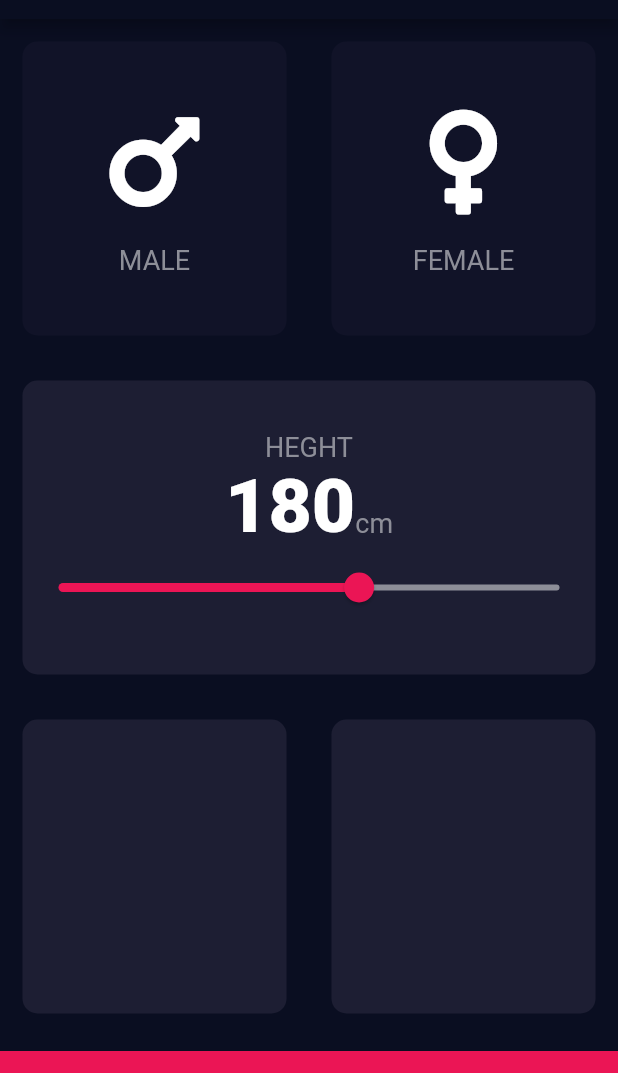
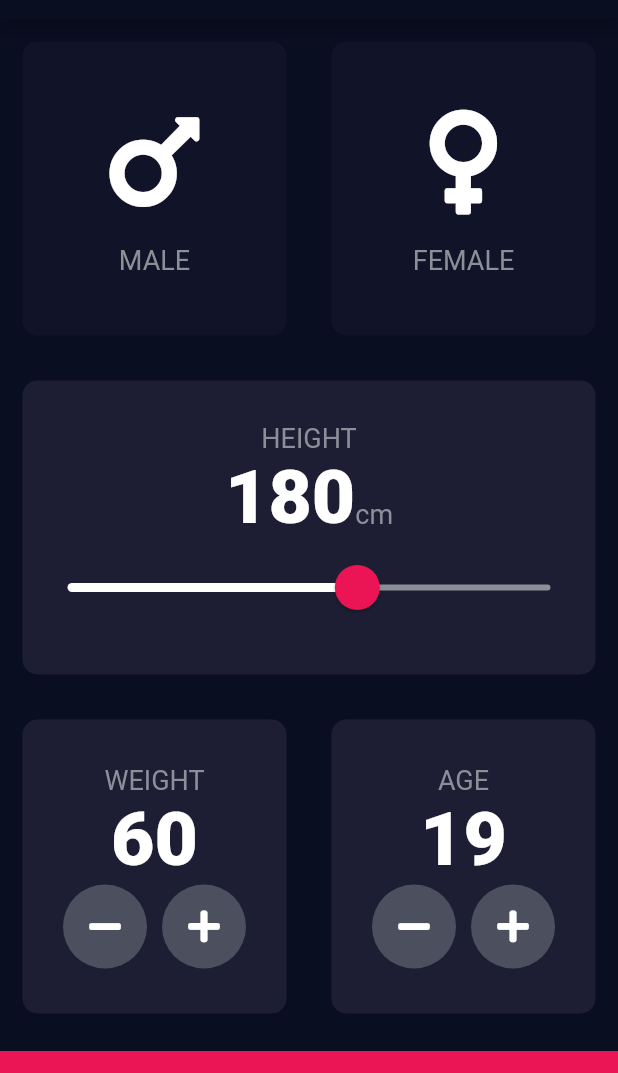
Before and after one commit to samid77/BMIcalculator, a Flutter app: the screen it shows after launch, on a phone screen of 412 x 824 dp, the part 65-1138 px from its top. Run offline on Flutter 3.47's test engine with Material 2 defaults, Android fonts, the phone set to English and light mode, and no system bars; our stand-ins replace font_awesome_flutter.

Commit message:
Add age and weight button functionality

```diff
--- a/lib/input_page.dart
+++ b/lib/input_page.dart
@@ -18,6 +18,9 @@ class _InputPageState extends State<InputPage> {
 
   Gender selectedGender;
   int height = 180;
+  int weight = 60;
+  int age = 19;
+
 
   @override
   Widget build(BuildContext context) {
@@ -69,7 +72,7 @@ class _InputPageState extends State<InputPage> {
                 mainAxisAlignment: MainAxisAlignment.center,
                 children: <Widget>[
                   Text(
-                    'HEGHT',
+                    'HEIGHT',
                     style: kLabelTextStyle,
                   ),
                   Row(
@@ -87,17 +90,25 @@ class _InputPageState extends State<InputPage> {
                       ),
                     ],
                   ),
-                  Slider(
+                  SliderTheme(
+                    data: SliderTheme.of(context).copyWith(
+                      inactiveTrackColor: Color(0xFF8D8E98),
+                      activeTrackColor: Colors.white,
+                      thumbColor: Color(0xFFEB1555),
+                      overlayColor: Color(0x29EB1555),
+                      thumbShape: RoundSliderThumbShape(enabledThumbRadius: 15.0),
+                      overlayShape: RoundSliderOverlayShape(overlayRadius: 30.0),
+                    ),
+                    child: Slider(
                       value: height.toDouble(),
                       min: 120.0,
                       max: 220.0,
-                    activeColor: Color(0xFFEB1555),
-                    inactiveColor: Color(0xFF8D8E98),
                       onChanged: (double newValue) {
                         setState(() {
                           height = newValue.round();
                         });
                       },
+                    ),
                   ),
                 ],
               ),
@@ -107,10 +118,84 @@ class _InputPageState extends State<InputPage> {
             child: Row(
               children: <Widget>[
                 Expanded(
-                  child: ReusableCard(colour: kActiveCardColour,),
+                  child: ReusableCard(
+                    colour: kActiveCardColour,
+                    cardChild: Column(
+                      mainAxisAlignment: MainAxisAlignment.center,
+                      children: <Widget>[
+                        Text(
+                          'WEIGHT',
+                          style: kLabelTextStyle,
+                        ),
+                        Text(
+                          weight.toString(),
+                          style: kNumberTextStyle,
+                        ),
+                        Row(
+                          mainAxisAlignment: MainAxisAlignment.center,
+                          children: <Widget>[
+                            RoundIconButton(
+                              icon: FontAwesomeIcons.minus,
+                              buttonPressed: () {
+                                setState(() {
+                                  weight--;
+                                });
+                              },
+                            ),
+                            SizedBox(width: 10.0,),
+                            RoundIconButton(
+                              icon: FontAwesomeIcons.plus,
+                              buttonPressed: () {
+                                setState(() {
+                                  weight++;
+                                });
+                              },
+                            ),
+                          ],
+                        ),
+                      ],
+                    ),
+                  ),
                 ),
                 Expanded(
-                  child: ReusableCard(colour: kActiveCardColour,),
+                  child: ReusableCard(
+                    colour: kActiveCardColour,
+                    cardChild: Column(
+                      mainAxisAlignment: MainAxisAlignment.center,
+                      children: <Widget>[
+                        Text(
+                          'AGE',
+                          style: kLabelTextStyle,
+                        ),
+                        Text(
+                          age.toString(),
+                          style: kNumberTextStyle,
+                        ),
+                        Row(
+                          mainAxisAlignment: MainAxisAlignment.center,
+                          children: <Widget>[
+                            RoundIconButton(
+                              icon: FontAwesomeIcons.minus,
+                              buttonPressed: () {
+                                setState(() {
+                                  age--;
+                                });
+                              },
+                            ),
+                            SizedBox(width: 10.0,),
+                            RoundIconButton(
+                              icon: FontAwesomeIcons.plus,
+                              buttonPressed: () {
+                                setState(() {
+                                  age++;
+                                });
+                              },
+                            ),
+                          ],
+                        ),
+                      ],
+                    ),
+                  ),
                 ),
               ],
             ),
@@ -126,3 +211,30 @@ class _InputPageState extends State<InputPage> {
     );
   }
 }
+
+
+class RoundIconButton extends StatelessWidget {
+
+  final IconData icon;
+  final Function buttonPressed;
+
+  RoundIconButton({
+    @required this.icon,
+    @required this.buttonPressed
+  });
+
+  @override
+  Widget build(BuildContext context) {
+    return RawMaterialButton(
+      child: Icon(icon),
+      onPressed: buttonPressed,
+      shape: CircleBorder(),
+      fillColor: Color(0xFF4C4F5E),
+      constraints: BoxConstraints.tightFor(
+        width: 56.0,
+        height: 56.0,
+      ),
+      elevation: 0.0,
+    );
+  }
+}
```
Lines whose indentation alone changed are shown as unchanged.
